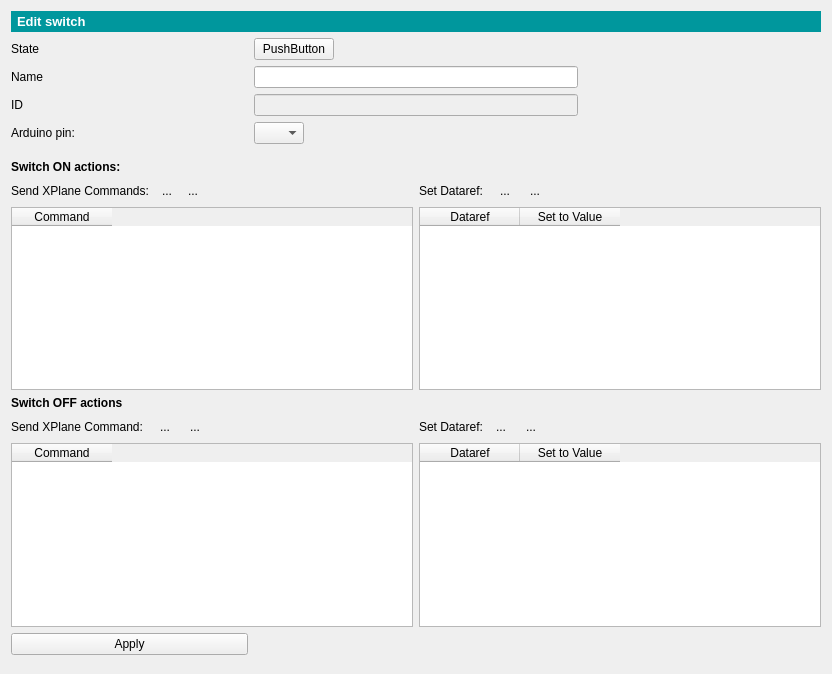
Before: the Qt Designer form gui/switchEditForm.ui in leleopard/pyXPArduino, drawn with Qt 5.
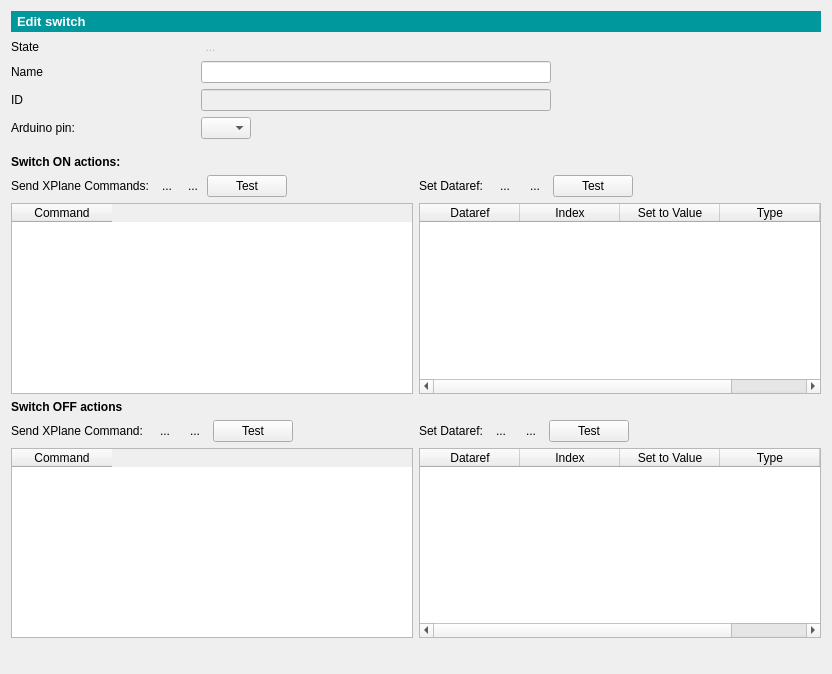
After: the same form once the commit is applied. Icons and pictures are not drawn.

Commit message: completed switch functionality, including comms from arduino to xplane

What changed in the file:
```diff
--- a/gui/switchEditForm.ui
+++ b/gui/switchEditForm.ui
@@ -23,7 +23,7 @@
    <property name="sizeConstraint">
     <enum>QLayout::SetDefaultConstraint</enum>
    </property>
-   <item row="0" column="0" colspan="4">
+   <item row="0" column="0" colspan="5">
     <widget class="QLabel" name="label_8">
      <property name="font">
       <font>
@@ -73,6 +73,34 @@
      </property>
     </widget>
    </item>
+   <item row="7" column="0">
+    <widget class="QLabel" name="label_9">
+     <property name="font">
+      <font>
+       <pointsize>9</pointsize>
+       <weight>75</weight>
+       <bold>true</bold>
+      </font>
+     </property>
+     <property name="text">
+      <string>Switch ON actions:</string>
+     </property>
+    </widget>
+   </item>
+   <item row="9" column="0">
+    <widget class="QLabel" name="label_15">
+     <property name="font">
+      <font>
+       <pointsize>9</pointsize>
+       <weight>75</weight>
+       <bold>true</bold>
+      </font>
+     </property>
+     <property name="text">
+      <string>Switch OFF actions</string>
+     </property>
+    </widget>
+   </item>
    <item row="3" column="0">
     <widget class="QLabel" name="label_3">
      <property name="sizePolicy">
@@ -96,6 +124,19 @@
      </property>
     </widget>
    </item>
+   <item row="12" column="0">
+    <spacer name="verticalSpacer">
+     <property name="orientation">
+      <enum>Qt::Vertical</enum>
+     </property>
+     <property name="sizeHint" stdset="0">
+      <size>
+       <width>20</width>
+       <height>26</height>
+      </size>
+     </property>
+    </spacer>
+   </item>
    <item row="5" column="1">
     <widget class="QComboBox" name="SW_PIN_comboBox">
      <property name="maximumSize">
@@ -106,62 +147,7 @@
      </property>
     </widget>
    </item>
-   <item row="12" column="0">
-    <spacer name="verticalSpacer">
-     <property name="orientation">
-      <enum>Qt::Vertical</enum>
-     </property>
-     <property name="sizeHint" stdset="0">
-      <size>
-       <width>20</width>
-       <height>17</height>
-      </size>
-     </property>
-    </spacer>
-   </item>
-   <item row="7" column="0">
-    <widget class="QLabel" name="label_9">
-     <property name="font">
-      <font>
-       <pointsize>9</pointsize>
-       <weight>75</weight>
-       <bold>true</bold>
-      </font>
-     </property>
-     <property name="text">
-      <string>Switch ON actions:</string>
-     </property>
-    </widget>
-   </item>
-   <item row="11" column="0">
-    <widget class="QPushButton" name="pushButton_2">
-     <property name="text">
-      <string>Apply</string>
-     </property>
-    </widget>
-   </item>
-   <item row="9" column="0">
-    <widget class="QLabel" name="label_15">
-     <property name="font">
-      <font>
-       <pointsize>9</pointsize>
-       <weight>75</weight>
-       <bold>true</bold>
-      </font>
-     </property>
-     <property name="text">
-      <string>Switch OFF actions</string>
-     </property>
-    </widget>
-   </item>
-   <item row="1" column="1">
-    <widget class="QPushButton" name="pushButton">
-     <property name="text">
-      <string>PushButton</string>
-     </property>
-    </widget>
-   </item>
-   <item row="8" column="0" colspan="4">
+   <item row="8" column="0" colspan="5">
     <layout class="QGridLayout" name="gridLayout_3">
      <item row="4" column="1">
       <widget class="QTableWidget" name="SWON_CMDS_TABLE">
@@ -185,11 +171,26 @@
          <string>Dataref</string>
         </property>
        </column>
+       <column>
+        <property name="text">
+         <string>Index</string>
+        </property>
+       </column>
        <column>
         <property name="text">
          <string>Set to Value</string>
         </property>
        </column>
+       <column>
+        <property name="text">
+         <string>Type</string>
+        </property>
+       </column>
+       <column>
+        <property name="text">
+         <string>Unit</string>
+        </property>
+       </column>
       </widget>
      </item>
      <item row="2" column="1">
@@ -239,6 +240,13 @@
          </property>
         </widget>
        </item>
+       <item>
+        <widget class="QPushButton" name="testSWON_CMDS_button">
+         <property name="text">
+          <string>Test</string>
+         </property>
+        </widget>
+       </item>
        <item>
         <spacer name="horizontalSpacer">
          <property name="orientation">
@@ -291,6 +299,13 @@
          </property>
         </widget>
        </item>
+       <item>
+        <widget class="QPushButton" name="testSWON_DREFS_button">
+         <property name="text">
+          <string>Test</string>
+         </property>
+        </widget>
+       </item>
        <item>
         <spacer name="horizontalSpacer_2">
          <property name="orientation">
@@ -308,7 +323,7 @@
      </item>
     </layout>
    </item>
-   <item row="10" column="0" colspan="4">
+   <item row="10" column="0" colspan="5">
     <layout class="QGridLayout" name="gridLayout_4">
      <item row="6" column="0">
       <widget class="QTableWidget" name="SWOFF_CMDS_TABLE">
@@ -326,11 +341,26 @@
          <string>Dataref</string>
         </property>
        </column>
+       <column>
+        <property name="text">
+         <string>Index</string>
+        </property>
+       </column>
        <column>
         <property name="text">
          <string>Set to Value</string>
         </property>
        </column>
+       <column>
+        <property name="text">
+         <string>Type</string>
+        </property>
+       </column>
+       <column>
+        <property name="text">
+         <string>Unit</string>
+        </property>
+       </column>
       </widget>
      </item>
      <item row="3" column="0">
@@ -372,6 +402,13 @@
          </property>
         </widget>
        </item>
+       <item>
+        <widget class="QPushButton" name="testSWOFF_CMDS_button">
+         <property name="text">
+          <string>Test</string>
+         </property>
+        </widget>
+       </item>
        <item>
         <spacer name="horizontalSpacer_3">
          <property name="orientation">
@@ -426,6 +463,13 @@
          </property>
         </widget>
        </item>
+       <item>
+        <widget class="QPushButton" name="testSWOFF_DREFS_button">
+         <property name="text">
+          <string>Test</string>
+         </property>
+        </widget>
+       </item>
        <item>
         <spacer name="horizontalSpacer_4">
          <property name="orientation">
@@ -443,7 +487,7 @@
      </item>
     </layout>
    </item>
-   <item row="3" column="1" colspan="2">
+   <item row="3" column="1" colspan="3">
     <widget class="QLineEdit" name="SWEDIT_nameLineEdit">
      <property name="minimumSize">
       <size>
@@ -459,7 +503,7 @@
      </property>
     </widget>
    </item>
-   <item row="4" column="1" colspan="2">
+   <item row="4" column="1" colspan="3">
     <widget class="QLineEdit" name="SWEDIT_IDlineEdit">
      <property name="enabled">
       <bool>false</bool>
@@ -481,6 +525,42 @@
      </property>
     </widget>
    </item>
+   <item row="1" column="1">
+    <widget class="QToolButton" name="switchStateButton">
+     <property name="enabled">
+      <bool>false</bool>
+     </property>
+     <property name="styleSheet">
+      <string notr="true">border: 0px;</string>
+     </property>
+     <property name="text">
+      <string>...</string>
+     </property>
+     <property name="icon">
+      <iconset resource="resources.qrc">
+       <normaloff>:/newPrefix/switch_off.png</normaloff>
+       <normalon>:/newPrefix/switch_on.png</normalon>
+       <disabledoff>:/newPrefix/switch_off.png</disabledoff>
+       <disabledon>:/newPrefix/switch_on.png</disabledon>
+       <activeoff>:/newPrefix/switch_off.png</activeoff>
+       <activeon>:/newPrefix/switch_on.png</activeon>
+       <selectedoff>:/newPrefix/switch_off.png</selectedoff>
+       <selectedon>:/newPrefix/switch_on.png</selectedon>:/newPrefix/switch_off.png</iconset>
+     </property>
+     <property name="iconSize">
+      <size>
+       <width>66</width>
+       <height>26</height>
+      </size>
+     </property>
+     <property name="checkable">
+      <bool>true</bool>
+     </property>
+     <property name="autoRaise">
+      <bool>true</bool>
+     </property>
+    </widget>
+   </item>
   </layout>
  </widget>
  <resources>
```
Left out of the diff: 164 changed lines with no effect on the pictures. The commit also changes 23 other files.
